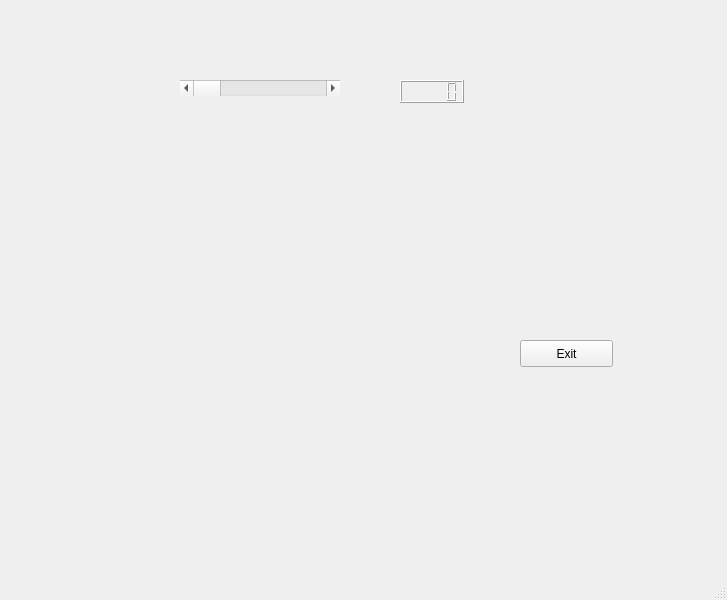
First picture: the form in TestQt4.ui, repository fbudin69500/SimpleExampleQt4, before the edit.
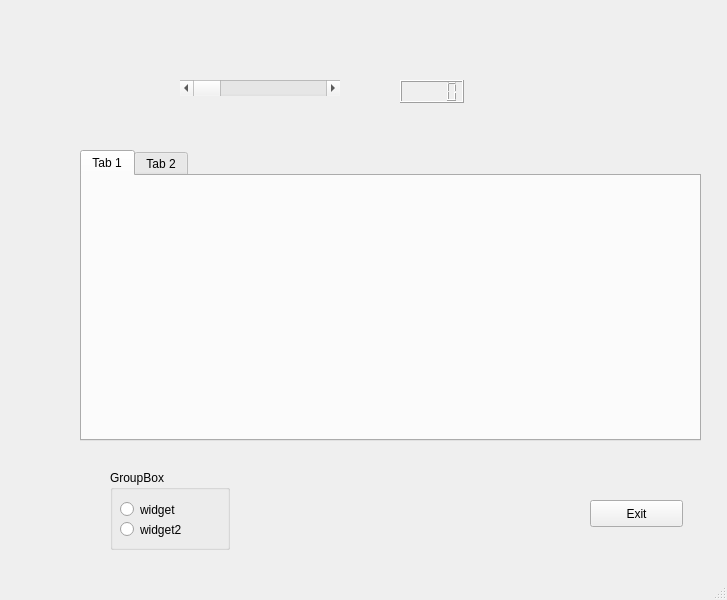
Second picture: the form after the edit.

What changed in the file:
```diff
--- a/TestQt4.ui
+++ b/TestQt4.ui
@@ -40,8 +40,8 @@
    <widget class="QPushButton" name="exitButton">
     <property name="geometry">
      <rect>
-      <x>520</x>
-      <y>340</y>
+      <x>590</x>
+      <y>500</y>
       <width>93</width>
       <height>27</height>
      </rect>
@@ -50,6 +50,68 @@
      <string>Exit</string>
     </property>
    </widget>
+   <widget class="QTabWidget" name="tabWidget">
+    <property name="geometry">
+     <rect>
+      <x>80</x>
+      <y>150</y>
+      <width>621</width>
+      <height>291</height>
+     </rect>
+    </property>
+    <property name="currentIndex">
+     <number>0</number>
+    </property>
+    <widget class="QWidget" name="tab">
+     <attribute name="title">
+      <string>Tab 1</string>
+     </attribute>
+    </widget>
+    <widget class="QWidget" name="tab_2">
+     <attribute name="title">
+      <string>Tab 2</string>
+     </attribute>
+    </widget>
+   </widget>
+   <widget class="QGroupBox" name="groupBox">
+    <property name="geometry">
+     <rect>
+      <x>110</x>
+      <y>470</y>
+      <width>120</width>
+      <height>80</height>
+     </rect>
+    </property>
+    <property name="title">
+     <string>GroupBox</string>
+    </property>
+    <widget class="QRadioButton" name="radioWidget">
+     <property name="geometry">
+      <rect>
+       <x>10</x>
+       <y>30</y>
+       <width>99</width>
+       <height>19</height>
+      </rect>
+     </property>
+     <property name="text">
+      <string>widget</string>
+     </property>
+    </widget>
+    <widget class="QRadioButton" name="radioWidget2">
+     <property name="geometry">
+      <rect>
+       <x>10</x>
+       <y>50</y>
+       <width>99</width>
+       <height>19</height>
+      </rect>
+     </property>
+     <property name="text">
+      <string>widget2</string>
+     </property>
+    </widget>
+   </widget>
   </widget>
   <widget class="QMenuBar" name="menubar">
    <property name="geometry">
```
Left out of the diff: 2 changed lines with no effect on the pictures.
